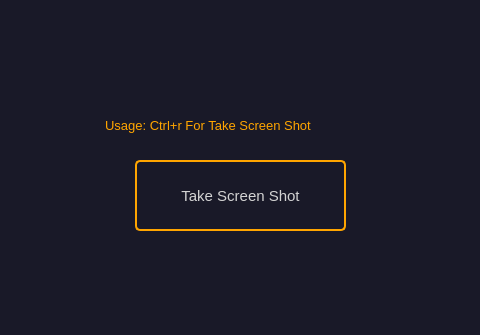
This is page.ui in black-software-Com/Black-Screen as Qt 5 draws it before an edit; both pictures show x 195 to 675 and y 0 to 335 of the 887 by 725 pixel window. The edited form follows.
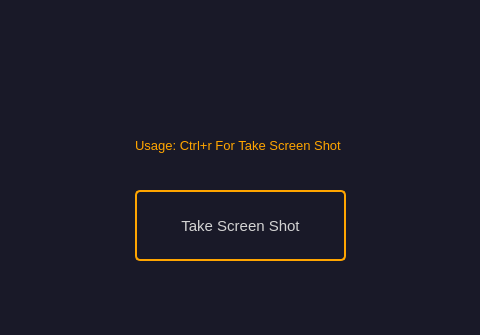
This is the edited form.

The edit to the form file:
```diff
--- a/page.ui
+++ b/page.ui
@@ -17,21 +17,13 @@
   <property name="styleSheet">
    <string notr="true">.QWidget{background-color: rgb(25,25, 40);}</string>
   </property>
-  <widget class="QWidget" name="widget" native="true">
-   <property name="geometry">
-    <rect>
-     <x>0</x>
-     <y>0</y>
-     <width>891</width>
-     <height>731</height>
-    </rect>
-   </property>
+  <widget class="QWidget" name="widget">
    <widget class="QLabel" name="label">
     <property name="geometry">
      <rect>
-      <x>300</x>
-      <y>90</y>
-      <width>271</width>
+      <x>330</x>
+      <y>110</y>
+      <width>211</width>
       <height>71</height>
      </rect>
     </property>
@@ -53,7 +45,7 @@
     <property name="geometry">
      <rect>
       <x>330</x>
-      <y>160</y>
+      <y>190</y>
       <width>211</width>
       <height>71</height>
      </rect>
```
Left out of the diff: 3 changed lines with no effect on the pictures.
